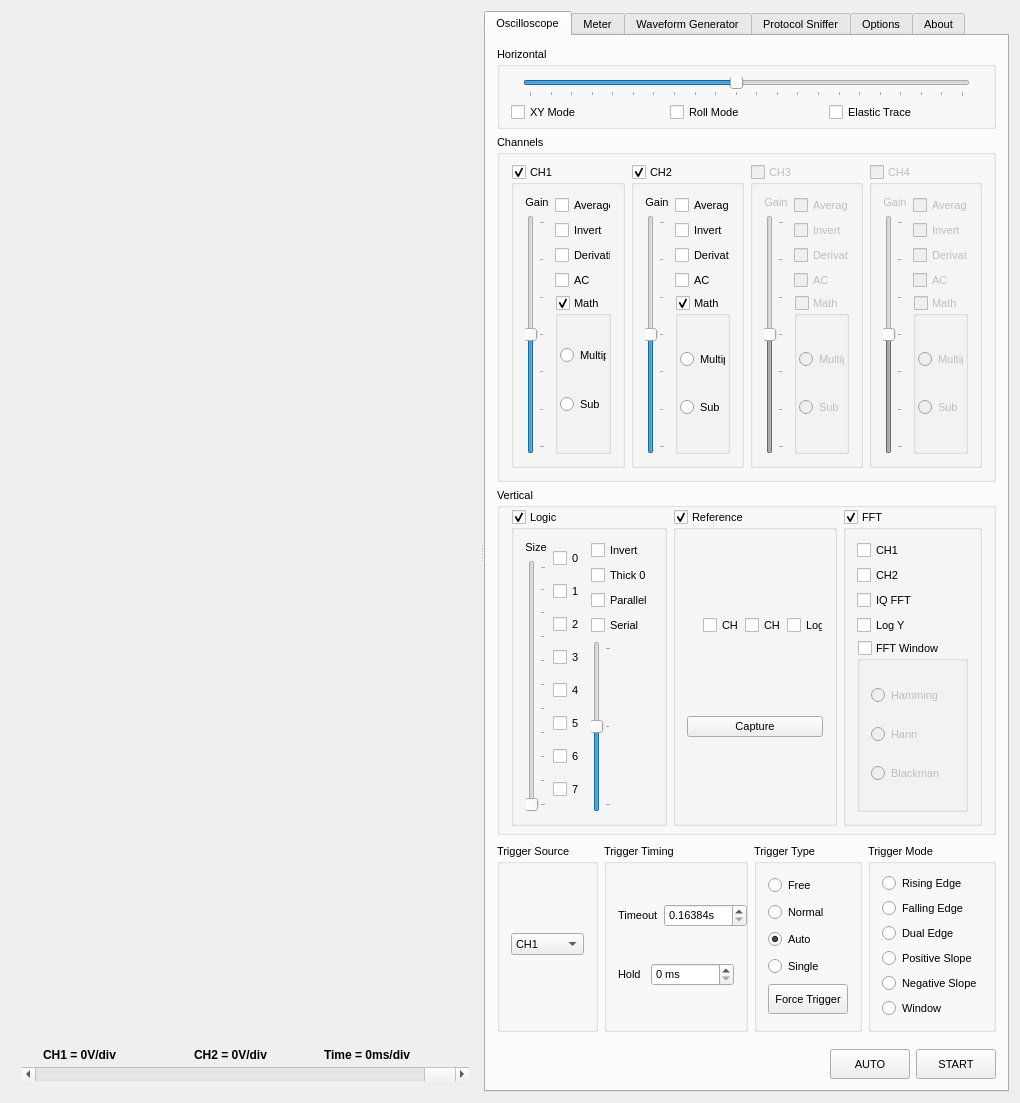
Before: the Qt Designer form xprotolabinterface.ui in ganzziani/xscopes-qt, drawn with Qt 5.
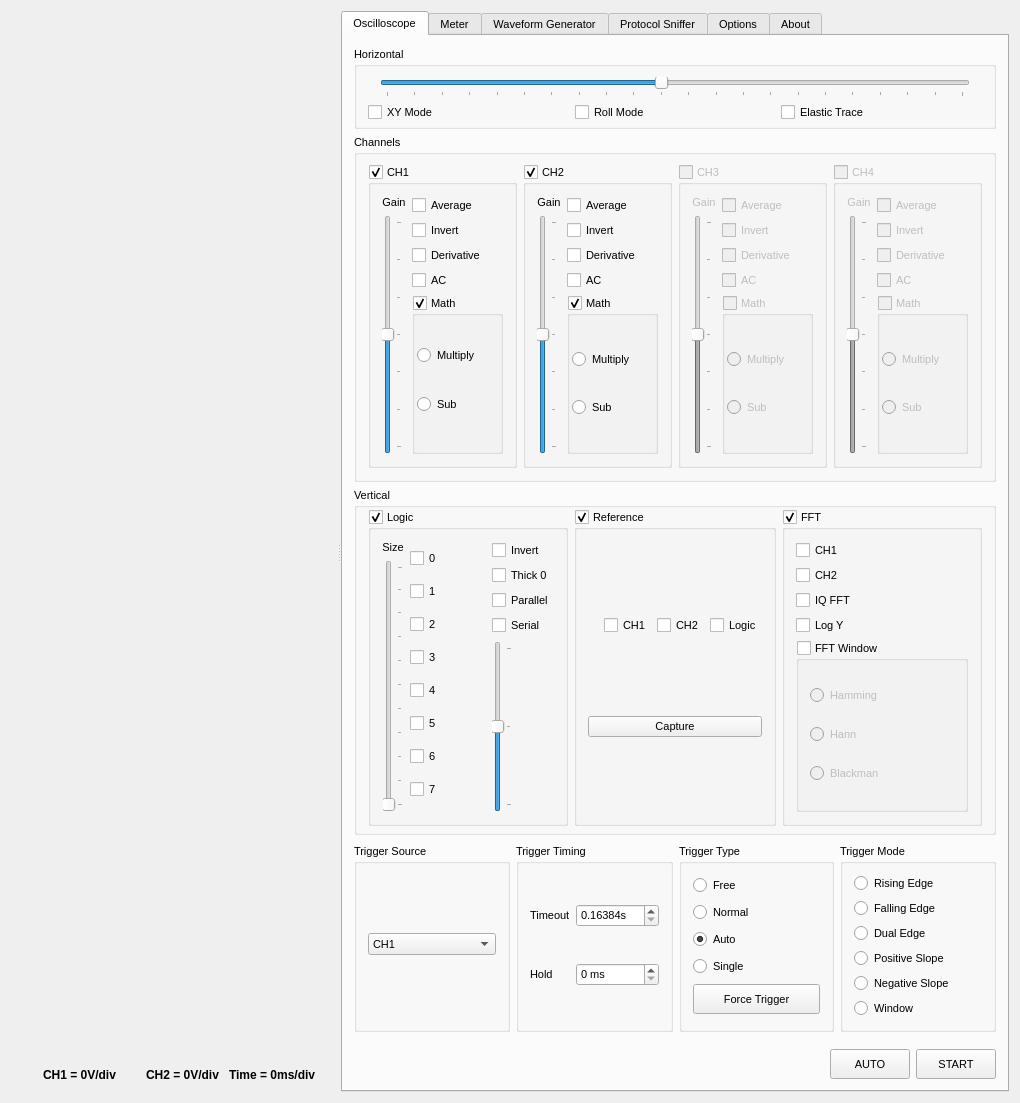
After: the same form once the commit is applied. Icons and pictures are not drawn. Custom widgets are drawn as their Qt base class.

Commit message: Free the splitter and drag the plot instead of a scroll bar

The edit to the form file:
```diff
--- a/xprotolabinterface.ui
+++ b/xprotolabinterface.ui
@@ -42,7 +42,7 @@
        <enum>Qt::Orientation::Horizontal</enum>
       </property>
       <widget class="QWidget" name="widgetPlot" native="true">
-       <layout class="QVBoxLayout" name="verticalLayout" stretch="1,0,0">
+       <layout class="QVBoxLayout" name="verticalLayout" stretch="1,0">
         <item>
          <widget class="QCustomPlot" name="customPlot" native="true">
           <property name="sizePolicy">
@@ -220,22 +220,6 @@
           </item>
          </layout>
         </item>
-        <item>
-         <widget class="QScrollBar" name="scrollBarTimePosition">
-          <property name="maximum">
-           <number>127</number>
-          </property>
-          <property name="value">
-           <number>127</number>
-          </property>
-          <property name="orientation">
-           <enum>Qt::Orientation::Horizontal</enum>
-          </property>
-          <property name="invertedControls">
-           <bool>true</bool>
-          </property>
-         </widget>
-        </item>
        </layout>
       </widget>
       <widget class="QTabWidget" name="tabWidgetMain">
@@ -245,18 +229,6 @@
          <verstretch>0</verstretch>
         </sizepolicy>
        </property>
-       <property name="minimumSize">
-        <size>
-         <width>525</width>
-         <height>0</height>
-        </size>
-       </property>
-       <property name="maximumSize">
-        <size>
-         <width>525</width>
-         <height>16777215</height>
-        </size>
-       </property>
        <property name="font">
         <font>
          <pointsize>8</pointsize>
```
The commit also changes 2 other files.
